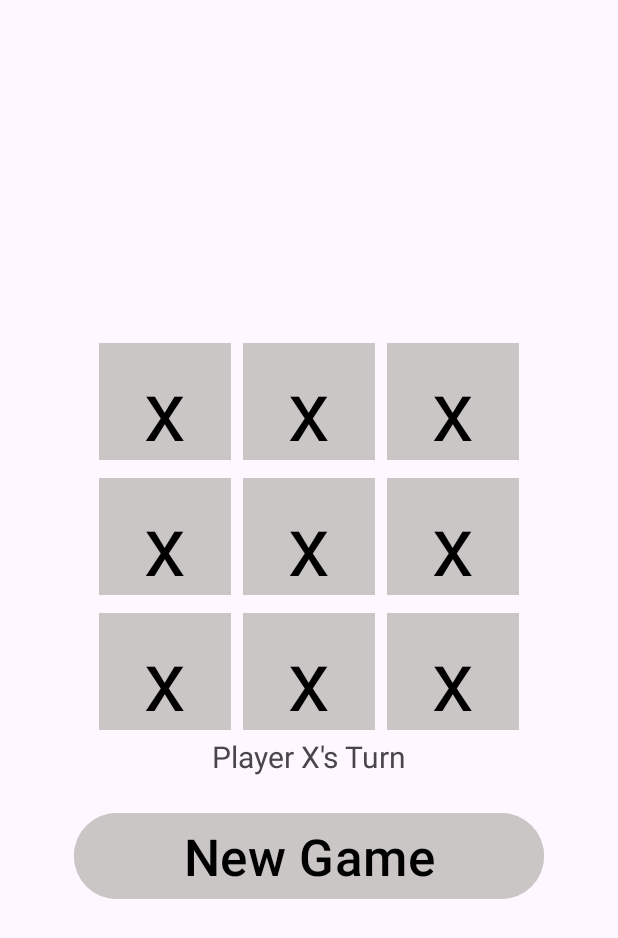
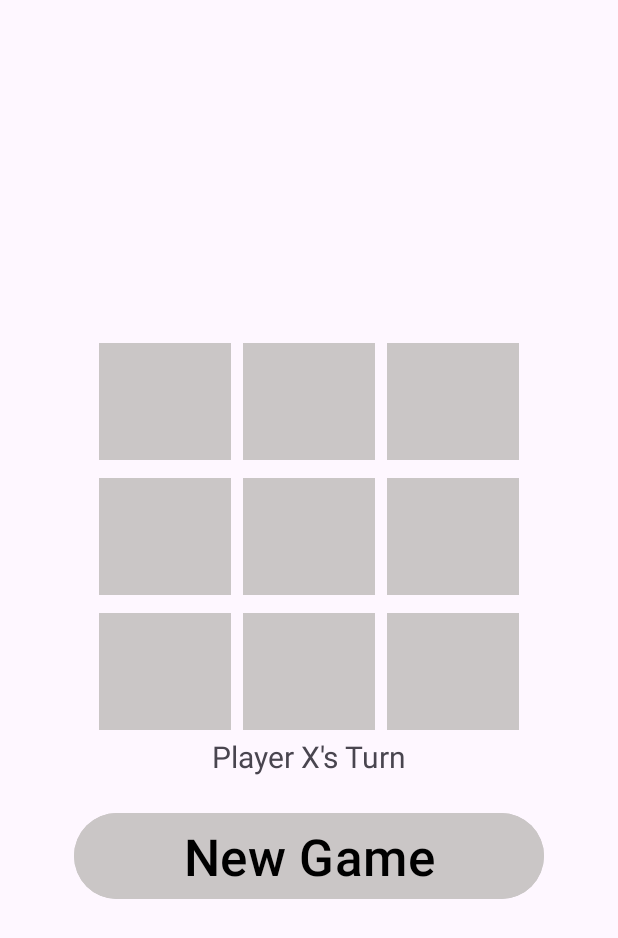
Before and after one commit to Purrrrito/TicTacToe-Android, an Android app: the layout activity_main.xml on its own in the app's theme, with its tools: preview values and no code run, on a phone screen of 412 x 824 dp. Shown: the top 938 px of the screen. Run offline under Robolectric (Android 15) with nearby library versions, the phone set to English and light mode, and no system bars.

Commit message:
Documented everything. Removed unnecessary code. Fixed as many warnings as I could.

```diff
--- a/app/src/main/res/layout/activity_main.xml
+++ b/app/src/main/res/layout/activity_main.xml
@@ -33,7 +33,6 @@
                 android:backgroundTint="#CAC6C6"
                 android:insetBottom="0dp"
                 android:onClick="onButtonClick"
-                android:text="x"
                 android:textAppearance="@style/TextAppearance.AppCompat.Display3"
                 android:textColor="#000000"
                 app:cornerRadius="0dp" />
@@ -45,7 +44,6 @@
                 android:backgroundTint="#CAC6C6"
                 android:insetBottom="0dp"
                 android:onClick="onButtonClick"
-                android:text="x"
                 android:textAppearance="@style/TextAppearance.AppCompat.Display3"
                 android:textColor="#000000"
                 app:cornerRadius="0dp" />
@@ -57,7 +55,6 @@
                 android:backgroundTint="#CAC6C6"
                 android:insetBottom="0dp"
                 android:onClick="onButtonClick"
-                android:text="x"
                 android:textAppearance="@style/TextAppearance.AppCompat.Display3"
                 android:textColor="#000000"
                 app:cornerRadius="0dp" />
@@ -69,7 +66,6 @@
                 android:backgroundTint="#CAC6C6"
                 android:insetBottom="0dp"
                 android:onClick="onButtonClick"
-                android:text="x"
                 android:textAppearance="@style/TextAppearance.AppCompat.Display3"
                 android:textColor="#000000"
                 app:cornerRadius="0dp" />
@@ -81,7 +77,6 @@
                 android:backgroundTint="#CAC6C6"
                 android:insetBottom="0dp"
                 android:onClick="onButtonClick"
-                android:text="x"
                 android:textAppearance="@style/TextAppearance.AppCompat.Display3"
                 android:textColor="#000000"
                 app:cornerRadius="0dp" />
@@ -93,7 +88,6 @@
                 android:backgroundTint="#CAC6C6"
                 android:insetBottom="0dp"
                 android:onClick="onButtonClick"
-                android:text="x"
                 android:textAppearance="@style/TextAppearance.AppCompat.Display3"
                 android:textColor="#000000"
                 app:cornerRadius="0dp" />
@@ -105,7 +99,6 @@
                 android:backgroundTint="#CAC6C6"
                 android:insetBottom="0dp"
                 android:onClick="onButtonClick"
-                android:text="x"
                 android:textAppearance="@style/TextAppearance.AppCompat.Display3"
                 android:textColor="#000000"
                 app:cornerRadius="0dp" />
@@ -117,7 +110,6 @@
                 android:backgroundTint="#CAC6C6"
                 android:insetBottom="0dp"
                 android:onClick="onButtonClick"
-                android:text="x"
                 android:textAppearance="@style/TextAppearance.AppCompat.Display3"
                 android:textColor="#000000"
                 app:cornerRadius="0dp" />
@@ -129,7 +121,6 @@
                 android:backgroundTint="#CAC6C6"
                 android:insetBottom="0dp"
                 android:onClick="onButtonClick"
-                android:text="x"
                 android:textAppearance="@style/TextAppearance.AppCompat.Display3"
                 android:textColor="#000000"
                 app:cornerRadius="0dp" />
```
Also changed, not shown: app/src/main/java/com/example/tictactoe/MainActivity.kt (+65 -39 lines).
